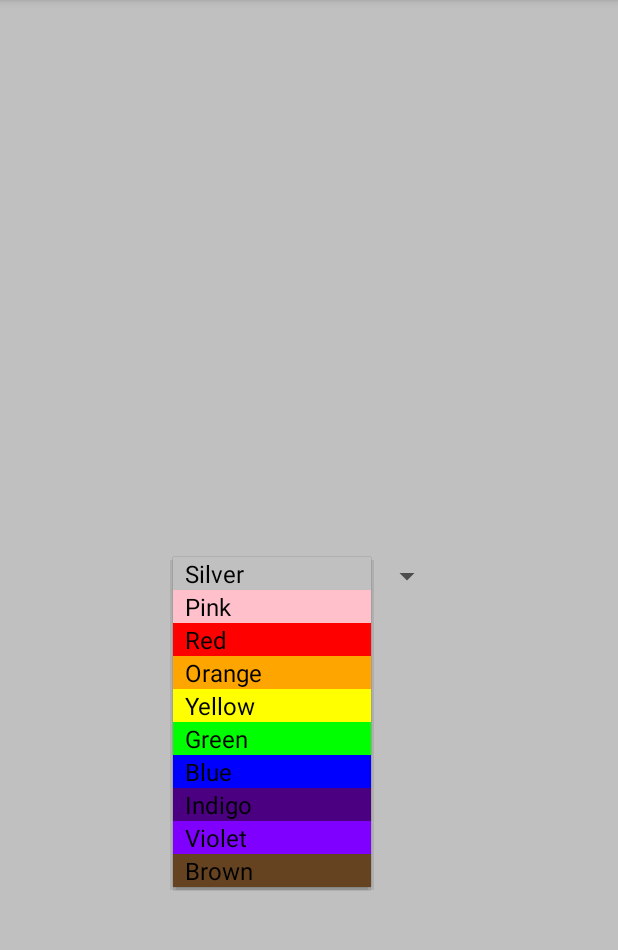
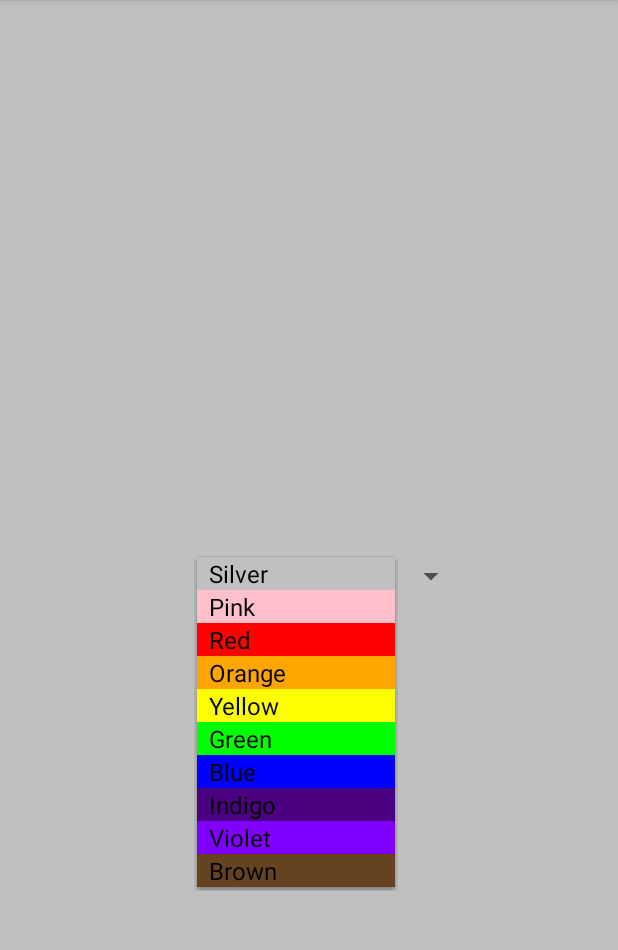
Before and after one commit to trushpatel97/ColorActivityPt4, an Android app: the screen it shows after launch (ColorActivity), after a tap on "Silver", on a phone screen of 412 x 824 dp, the part 84-1034 px from its top. Run offline under Robolectric (Android 15) with nearby library versions, the phone set to English and light mode, and no system bars.

Commit message:
Adjust position of spinner

```diff
--- a/app/src/main/res/layout/activity_main.xml
+++ b/app/src/main/res/layout/activity_main.xml
@@ -14,11 +14,11 @@
         android:entries="@array/myStrings"
         android:popupBackground="#FFFFFF"
         android:textAlignment="center"
+        android:textColor="#000000"
         android:textSize="20dp"
-        android:textColor="#000000"
         app:layout_constraintBottom_toBottomOf="parent"
         app:layout_constraintEnd_toEndOf="parent"
-        app:layout_constraintHorizontal_bias="0.497"
+        app:layout_constraintHorizontal_bias="0.567"
         app:layout_constraintStart_toStartOf="parent"
         app:layout_constraintTop_toTopOf="parent" />
 
```
